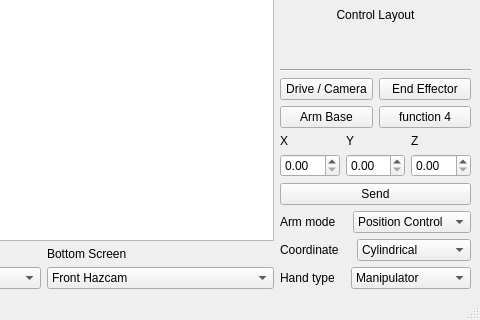
mcgill-robotics-archive/rover-2015, file catkin_ws/src/hci/ui_files/MainWindow_V4.ui: the form before one commit; both pictures show x 427 to 907 and y 339 to 659 of the 907 by 659 pixel window.
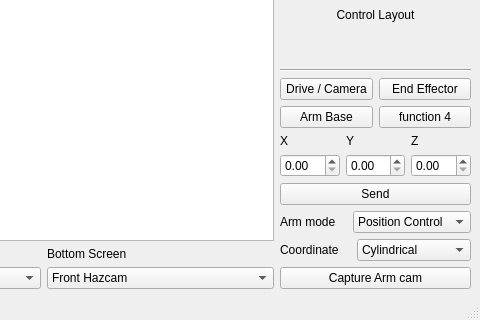
The form after the commit. Custom widgets are drawn as their Qt base class.

```diff
--- a/catkin_ws/src/hci/ui_files/MainWindow_V4.ui
+++ b/catkin_ws/src/hci/ui_files/MainWindow_V4.ui
@@ -500,38 +500,14 @@
           </item>
          </layout>
         </item>
-        <item>
-         <layout class="QHBoxLayout" name="horizontalLayout_5">
-          <item>
-           <widget class="QLabel" name="label">
-            <property name="maximumSize">
-             <size>
-              <width>65</width>
-              <height>16777215</height>
-             </size>
-            </property>
-            <property name="text">
-             <string>Hand type</string>
-            </property>
-           </widget>
+       </layout>
           </item>
           <item>
-           <widget class="QComboBox" name="HandTypeChoice">
-            <item>
+       <widget class="QPushButton" name="screenshot">
              <property name="text">
-              <string>Manipulator</string>
-             </property>
-            </item>
-            <item>
-             <property name="text">
-              <string>Sampling</string>
-             </property>
-            </item>
-           </widget>
-          </item>
-         </layout>
-        </item>
-       </layout>
+         <string>Capture Arm cam</string>
+        </property>
+       </widget>
       </item>
      </layout>
     </item>
```
Lines whose indentation alone changed are shown as unchanged.
